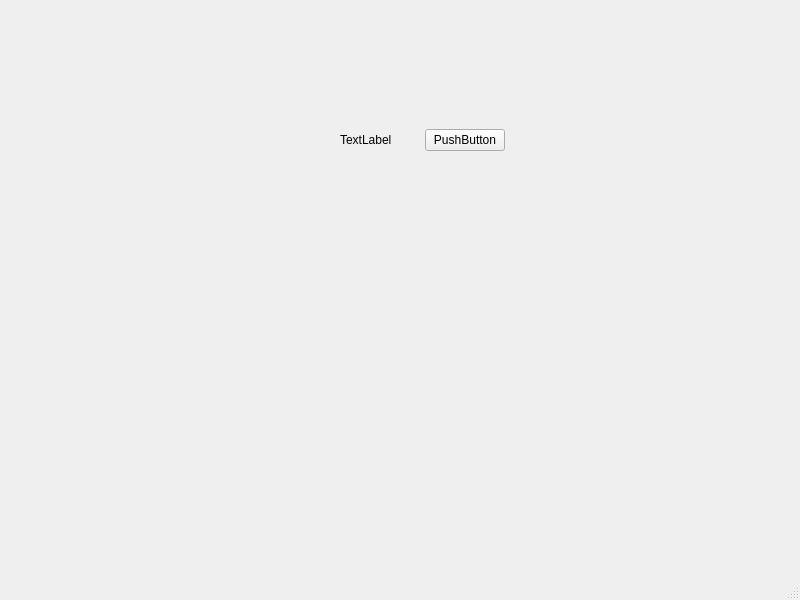
The window that mainwindow.ui (rysealex/sets-game) describes before a commit, drawn with Qt 5.
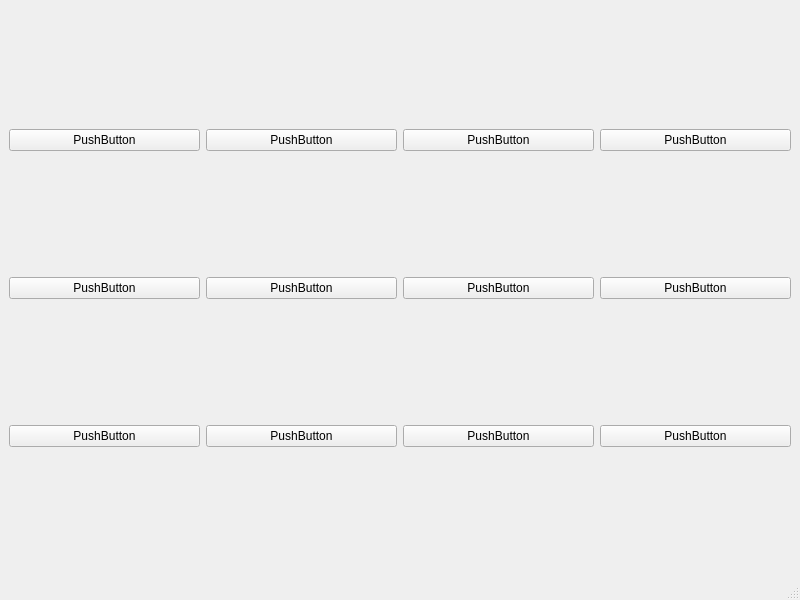
The same window after the commit.

Commit message: Added images folder and updated mainwindow GUI

Diff of the .ui file:
```diff
--- a/mainwindow.ui
+++ b/mainwindow.ui
@@ -14,42 +14,92 @@
    <string>MainWindow</string>
   </property>
   <widget class="QWidget" name="centralwidget">
-   <widget class="QWidget" name="horizontalLayoutWidget">
-    <property name="geometry">
-     <rect>
-      <x>340</x>
-      <y>100</y>
-      <width>165</width>
-      <height>80</height>
-     </rect>
-    </property>
-    <layout class="QHBoxLayout" name="horizontalLayout">
-     <item>
-      <widget class="QLabel" name="label">
-       <property name="text">
-        <string>TextLabel</string>
-       </property>
-      </widget>
-     </item>
-     <item>
-      <widget class="QPushButton" name="pushButton">
-       <property name="text">
-        <string>PushButton</string>
-       </property>
-      </widget>
-     </item>
-    </layout>
-   </widget>
-  </widget>
-  <widget class="QMenuBar" name="menubar">
-   <property name="geometry">
-    <rect>
-     <x>0</x>
-     <y>0</y>
-     <width>800</width>
-     <height>21</height>
-    </rect>
-   </property>
+   <layout class="QGridLayout" name="gridLayout">
+    <item row="2" column="0">
+     <widget class="QPushButton" name="pushButton_6">
+      <property name="text">
+       <string>PushButton</string>
+      </property>
+     </widget>
+    </item>
+    <item row="0" column="0">
+     <widget class="QPushButton" name="pushButton">
+      <property name="text">
+       <string>PushButton</string>
+      </property>
+     </widget>
+    </item>
+    <item row="1" column="3">
+     <widget class="QPushButton" name="pushButton_3">
+      <property name="text">
+       <string>PushButton</string>
+      </property>
+     </widget>
+    </item>
+    <item row="0" column="2">
+     <widget class="QPushButton" name="pushButton_7">
+      <property name="text">
+       <string>PushButton</string>
+      </property>
+     </widget>
+    </item>
+    <item row="2" column="2">
+     <widget class="QPushButton" name="pushButton_9">
+      <property name="text">
+       <string>PushButton</string>
+      </property>
+     </widget>
+    </item>
+    <item row="1" column="0">
+     <widget class="QPushButton" name="pushButton_5">
+      <property name="text">
+       <string>PushButton</string>
+      </property>
+     </widget>
+    </item>
+    <item row="2" column="3">
+     <widget class="QPushButton" name="pushButton_4">
+      <property name="text">
+       <string>PushButton</string>
+      </property>
+     </widget>
+    </item>
+    <item row="1" column="2">
+     <widget class="QPushButton" name="pushButton_8">
+      <property name="text">
+       <string>PushButton</string>
+      </property>
+     </widget>
+    </item>
+    <item row="0" column="3">
+     <widget class="QPushButton" name="pushButton_2">
+      <property name="text">
+       <string>PushButton</string>
+      </property>
+     </widget>
+    </item>
+    <item row="0" column="1">
+     <widget class="QPushButton" name="pushButton_10">
+      <property name="text">
+       <string>PushButton</string>
+      </property>
+     </widget>
+    </item>
+    <item row="1" column="1">
+     <widget class="QPushButton" name="pushButton_11">
+      <property name="text">
+       <string>PushButton</string>
+      </property>
+     </widget>
+    </item>
+    <item row="2" column="1">
+     <widget class="QPushButton" name="pushButton_12">
+      <property name="text">
+       <string>PushButton</string>
+      </property>
+     </widget>
+    </item>
+   </layout>
   </widget>
   <widget class="QStatusBar" name="statusbar"/>
  </widget>
```
The commit also changes 2 other files.
